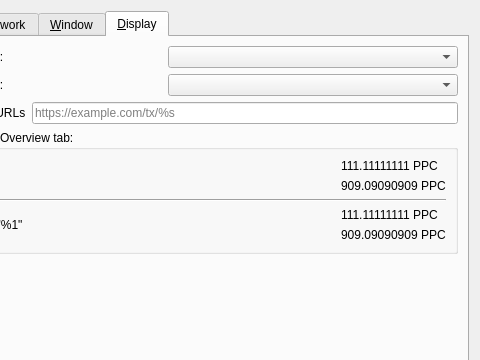
nerdlabs-dev/litedoge-dev, file src/qt/forms/optionsdialog.ui: the form before one commit; both pictures show x 150 to 630 and y 0 to 360 of the 630 by 519 pixel window.
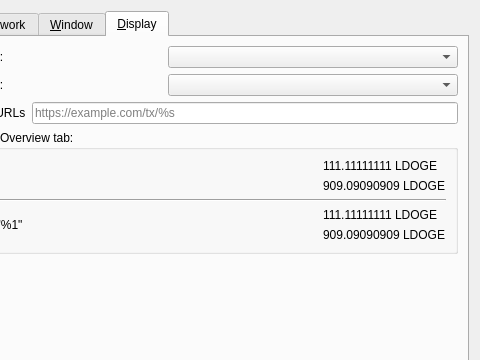
The form after the commit. The open tabs and pages were chosen to show the change. Custom widgets are drawn as their Qt base class.

What changed in the file:
```diff
--- a/src/qt/forms/optionsdialog.ui
+++ b/src/qt/forms/optionsdialog.ui
@@ -804,14 +804,14 @@
               <item>
                <widget class="QLabel" name="embeddedFont_label_1">
                 <property name="text">
-                 <string notr="true">111.11111111 PPC</string>
+                 <string notr="true">111.11111111 LDOGE</string>
                 </property>
                </widget>
               </item>
               <item>
                <widget class="QLabel" name="embeddedFont_label_9">
                 <property name="text">
-                 <string notr="true">909.09090909 PPC</string>
+                 <string notr="true">909.09090909 LDOGE</string>
                 </property>
                </widget>
               </item>
@@ -853,14 +853,14 @@
               <item>
                <widget class="QLabel" name="systemFont_label_1">
                 <property name="text">
-                 <string notr="true">111.11111111 PPC</string>
+                 <string notr="true">111.11111111 LDOGE</string>
                 </property>
                </widget>
               </item>
               <item>
                <widget class="QLabel" name="systemFont_label_9">
                 <property name="text">
-                 <string notr="true">909.09090909 PPC</string>
+                 <string notr="true">909.09090909 LDOGE</string>
                 </property>
                </widget>
               </item>
```
